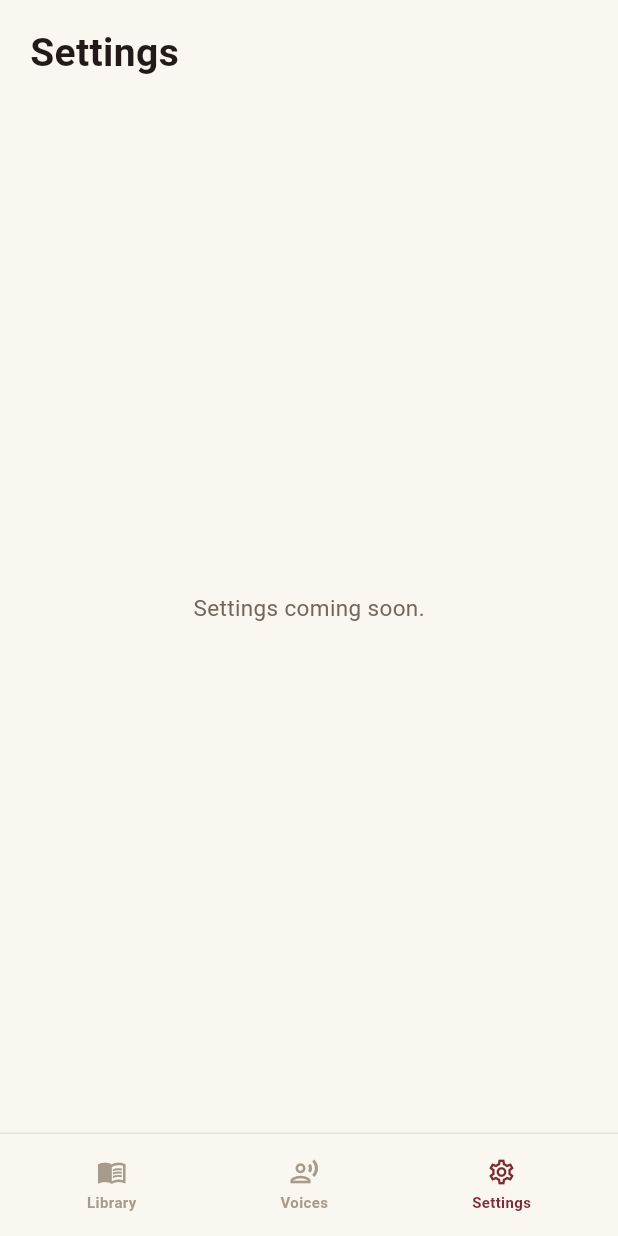
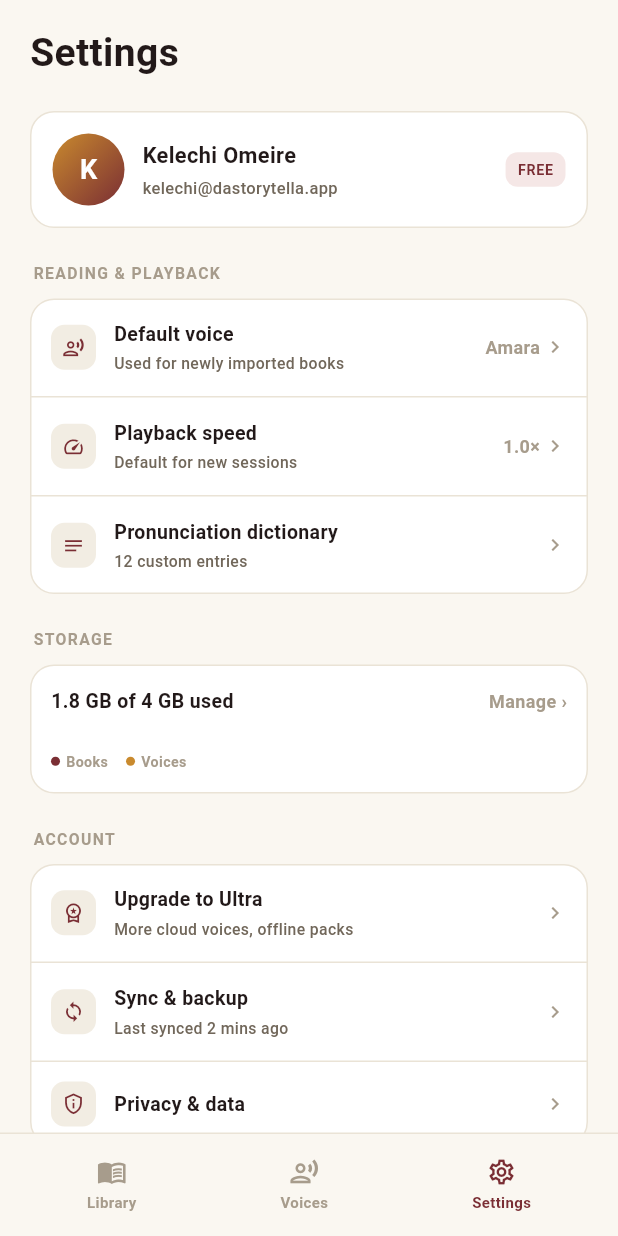
Before and after one commit to da4story1tella9/dastorytella-reader, a Flutter app: the SettingsScreen screen opened by its route, on a phone screen of 412 x 824 dp. Run offline on Flutter 3.47's test engine with Material 3 defaults, Android fonts, the phone set to English and light mode, and no system bars; our stand-ins replace flutter_riverpod, go_router; Roboto replaces fonts that are missing (Fraunces, Manrope).

Commit message:
feat(settings): build Settings screen with mock data
Builds the Settings tab (profile card, Reading & Playback / Storage /
Account groups) against hardcoded mock data matching
docs/design-reference/app-mockups-core-batch1.html. No backend calls
yet — every row is a () {} tap stub.

Co-Authored-By: Claude Sonnet 5 <noreply@anthropic.com>

```diff
--- /dev/null
+++ b/lib/features/settings/models/settings_group.dart
@@ -0,0 +1,9 @@
+import 'settings_item.dart';
+
+/// A labeled card of [SettingsItem] rows, e.g. "Reading & Playback".
+class SettingsGroup {
+  const SettingsGroup({required this.label, required this.items});
+
+  final String label;
+  final List<SettingsItem> items;
+}
--- /dev/null
+++ b/lib/features/settings/models/settings_item.dart
@@ -0,0 +1,18 @@
+import 'package:flutter/material.dart';
+
+/// A single tappable row within a [SettingsGroup].
+class SettingsItem {
+  const SettingsItem({
+    required this.icon,
+    required this.title,
+    this.subtitle,
+    this.value,
+  });
+
+  final IconData icon;
+  final String title;
+  final String? subtitle;
+
+  /// Trailing value shown before the chevron, e.g. "Amara" or "1.0×".
+  final String? value;
+}
--- /dev/null
+++ b/lib/features/settings/models/storage_stats.dart
@@ -0,0 +1,18 @@
+/// Display model for the Storage settings row's usage bar.
+class StorageStats {
+  const StorageStats({
+    required this.usedGb,
+    required this.totalGb,
+    required this.booksFraction,
+    required this.voicesFraction,
+  });
+
+  final double usedGb;
+  final double totalGb;
+
+  /// Fraction (0.0–1.0) of the bar's full width used by books.
+  final double booksFraction;
+
+  /// Fraction (0.0–1.0) of the bar's full width used by voices.
+  final double voicesFraction;
+}
--- /dev/null
+++ b/lib/features/settings/models/user_profile.dart
@@ -0,0 +1,17 @@
+/// Display model for the signed-in user, shown in the profile card.
+///
+/// Backed by hardcoded sample data until auth (ARCHITECTURE.md §1)
+/// exists — no backend calls.
+class UserProfile {
+  const UserProfile({
+    required this.name,
+    required this.email,
+    required this.avatarInitial,
+    required this.planLabel,
+  });
+
+  final String name;
+  final String email;
+  final String avatarInitial;
+  final String planLabel;
+}
--- a/lib/features/settings/screens/settings_screen.dart
+++ b/lib/features/settings/screens/settings_screen.dart
@@ -1,36 +1,61 @@
-/// Placeholder — full Settings screen not yet built. See
-/// `docs/design-reference/app-mockups-core-batch1.html` for the target
-/// design.
+/// Settings tab — profile card, Reading & Playback / Storage / Account
+/// setting groups. Mirrors the Settings screen in
+/// `docs/design-reference/app-mockups-core-batch1.html`.
+///
+/// Uses hardcoded mock data (`state/mock_settings_data.dart`) — no
+/// backend calls yet; every row is a `() {}` tap stub.
 library;
 
 import 'package:flutter/material.dart';
 
-import '../../../core/theme/app_colors.dart';
 import '../../../core/theme/app_typography.dart';
+import '../models/settings_group.dart';
+import '../state/mock_settings_data.dart';
+import '../widgets/profile_card.dart';
+import '../widgets/settings_group_card.dart';
+import '../widgets/settings_row.dart';
+import '../widgets/storage_row.dart';
 
 class SettingsScreen extends StatelessWidget {
   const SettingsScreen({super.key});
 
   @override
   Widget build(BuildContext context) {
-    return const Scaffold(
+    final SettingsGroup readingAndPlayback = mockSettingsGroups[0];
+    final SettingsGroup account = mockSettingsGroups[1];
+
+    return Scaffold(
       body: SafeArea(
-        child: Padding(
-          padding: EdgeInsets.fromLTRB(20, 14, 20, 0),
-          child: Column(
-            crossAxisAlignment: CrossAxisAlignment.start,
-            children: <Widget>[
-              Text('Settings', style: AppTypography.screenTitle),
-              Expanded(
-                child: Center(
-                  child: Text(
-                    'Settings coming soon.',
-                    style: TextStyle(color: AppColors.inkSoft),
-                  ),
-                ),
-              ),
-            ],
-          ),
+        child: ListView(
+          padding: const EdgeInsets.fromLTRB(20, 14, 20, 16),
+          children: <Widget>[
+            const Text('Settings', style: AppTypography.screenTitle),
+            const SizedBox(height: 18),
+            const ProfileCard(profile: mockUserProfile),
+            const SizedBox(height: 22),
+            SettingsGroupCard(
+              label: readingAndPlayback.label,
+              children: <Widget>[
+                for (final item in readingAndPlayback.items)
+                  SettingsRow(item: item, onTap: () {}),
+              ],
+            ),
+            const SizedBox(height: 22),
+            SettingsGroupCard(
+              label: 'Storage',
+              children: <Widget>[
+                StorageRow(stats: mockStorageStats, onManageTap: () {}),
+              ],
+            ),
+            const SizedBox(height: 22),
+            SettingsGroupCard(
+              label: account.label,
+              children: <Widget>[
+                for (final item in account.items)
+                  SettingsRow(item: item, onTap: () {}),
+              ],
+            ),
+          ],
         ),
       ),
     );
--- /dev/null
+++ b/lib/features/settings/state/mock_settings_data.dart
@@ -0,0 +1,68 @@
+/// Hardcoded sample settings content, mirroring
+/// `docs/design-reference/app-mockups-core-batch1.html`.
+///
+/// Placeholder until auth/settings persistence (ARCHITECTURE.md §1)
+/// exists — no backend calls.
+library;
+
+import 'package:flutter/material.dart';
+
+import '../models/settings_group.dart';
+import '../models/settings_item.dart';
+import '../models/storage_stats.dart';
+import '../models/user_profile.dart';
+
+const UserProfile mockUserProfile = UserProfile(
+  name: 'Kelechi Omeire',
+  email: 'kelechi@dastorytella.app',
+  avatarInitial: 'K',
+  planLabel: 'FREE',
+);
+
+const StorageStats mockStorageStats = StorageStats(
+  usedGb: 1.8,
+  totalGb: 4,
+  booksFraction: 0.32,
+  voicesFraction: 0.14,
+);
+
+final List<SettingsGroup> mockSettingsGroups = <SettingsGroup>[
+  const SettingsGroup(
+    label: 'Reading & Playback',
+    items: <SettingsItem>[
+      SettingsItem(
+        icon: Icons.record_voice_over_outlined,
+        title: 'Default voice',
+        subtitle: 'Used for newly imported books',
+        value: 'Amara',
+      ),
+      SettingsItem(
+        icon: Icons.speed_outlined,
+        title: 'Playback speed',
+        subtitle: 'Default for new sessions',
+        value: '1.0×',
+      ),
+      SettingsItem(
+        icon: Icons.notes_outlined,
+        title: 'Pronunciation dictionary',
+        subtitle: '12 custom entries',
+      ),
+    ],
+  ),
+  const SettingsGroup(
+    label: 'Account',
+    items: <SettingsItem>[
+      SettingsItem(
+        icon: Icons.workspace_premium_outlined,
+        title: 'Upgrade to Ultra',
+        subtitle: 'More cloud voices, offline packs',
+      ),
+      SettingsItem(
+        icon: Icons.sync_outlined,
+        title: 'Sync & backup',
+        subtitle: 'Last synced 2 mins ago',
+      ),
+      SettingsItem(icon: Icons.privacy_tip_outlined, title: 'Privacy & data'),
+    ],
+  ),
+];
--- /dev/null
+++ b/lib/features/settings/widgets/profile_card.dart
@@ -0,0 +1,87 @@
+/// Signed-in user summary card. Mirrors `.profile-card` in
+/// `docs/design-reference/app-mockups-core-batch1.html`.
+library;
+
+import 'package:flutter/material.dart';
+
+import '../../../core/theme/app_colors.dart';
+import '../../../core/theme/app_typography.dart';
+import '../models/user_profile.dart';
+
+class ProfileCard extends StatelessWidget {
+  const ProfileCard({required this.profile, super.key});
+
+  final UserProfile profile;
+
+  @override
+  Widget build(BuildContext context) {
+    return Container(
+      padding: const EdgeInsets.all(14),
+      decoration: BoxDecoration(
+        color: AppColors.surface,
+        borderRadius: BorderRadius.circular(16),
+        border: Border.all(color: AppColors.line),
+      ),
+      child: Row(
+        children: <Widget>[
+          Container(
+            width: 48,
+            height: 48,
+            alignment: Alignment.center,
+            decoration: const BoxDecoration(
+              shape: BoxShape.circle,
+              gradient: LinearGradient(
+                begin: Alignment.topLeft,
+                end: Alignment.bottomRight,
+                colors: <Color>[AppColors.gold, AppColors.maroon],
+              ),
+            ),
+            child: Text(
+              profile.avatarInitial,
+              style: AppTypography.bookTitle.copyWith(
+                color: Colors.white,
+                fontSize: 18,
+              ),
+            ),
+          ),
+          const SizedBox(width: 12),
+          Expanded(
+            child: Column(
+              crossAxisAlignment: CrossAxisAlignment.start,
+              mainAxisSize: MainAxisSize.min,
+              children: <Widget>[
+                Text(
+                  profile.name,
+                  style: AppTypography.bodyStrong.copyWith(fontSize: 14.5),
+                ),
+                const SizedBox(height: 2),
+                Text(
+                  profile.email,
+                  style: AppTypography.body.copyWith(
+                    color: AppColors.inkSoft,
+                    fontSize: 11,
+                  ),
+                ),
+              ],
+            ),
+          ),
+          Container(
+            padding: const EdgeInsets.symmetric(horizontal: 8, vertical: 4),
+            decoration: BoxDecoration(
+              color: AppColors.maroonPale,
+              borderRadius: BorderRadius.circular(8),
+            ),
+            child: Text(
+              profile.planLabel,
+              style: AppTypography.caption.copyWith(
+                color: AppColors.maroon,
+                fontSize: 9.5,
+                letterSpacing: 0.5,
+              ),
+            ),
+          ),
+        ],
+      ),
+    );
+  }
+}
--- /dev/null
+++ b/lib/features/settings/widgets/settings_group_card.dart
@@ -0,0 +1,58 @@
+/// Labeled, bordered card wrapping a settings group's rows, with a
+/// divider between each. Mirrors `.settings-group`/`.settings-list` in
+/// `docs/design-reference/app-mockups-core-batch1.html`.
+library;
+
+import 'package:flutter/material.dart';
+
+import '../../../core/theme/app_colors.dart';
+import '../../../core/theme/app_typography.dart';
+
+class SettingsGroupCard extends StatelessWidget {
+  const SettingsGroupCard({
+    required this.label,
+    required this.children,
+    super.key,
+  });
+
+  final String label;
+  final List<Widget> children;
+
+  @override
+  Widget build(BuildContext context) {
+    return Column(
+      crossAxisAlignment: CrossAxisAlignment.start,
+      children: <Widget>[
+        Padding(
+          padding: const EdgeInsets.only(bottom: 8, left: 2),
+          child: Text(
+            label.toUpperCase(),
+            style: AppTypography.caption.copyWith(
+              color: AppColors.inkFaint,
+              fontSize: 10.5,
+              letterSpacing: 0.9,
+            ),
+          ),
+        ),
+        DecoratedBox(
+          decoration: BoxDecoration(
+            color: AppColors.surface,
+            borderRadius: BorderRadius.circular(16),
+            border: Border.all(color: AppColors.line),
+          ),
+          child: ClipRRect(
+            borderRadius: BorderRadius.circular(16),
+            child: Column(
+              children: <Widget>[
+                for (int i = 0; i < children.length; i++) ...<Widget>[
+                  if (i > 0) const Divider(height: 1, color: AppColors.line),
+                  children[i],
+                ],
+              ],
+            ),
+          ),
+        ),
+      ],
+    );
+  }
+}
--- /dev/null
+++ b/lib/features/settings/widgets/settings_row.dart
@@ -0,0 +1,80 @@
+/// A single tappable settings row — icon, title, optional subtitle,
+/// optional trailing value, chevron. Mirrors `.settings-row` in
+/// `docs/design-reference/app-mockups-core-batch1.html`.
+library;
+
+import 'package:flutter/material.dart';
+
+import '../../../core/theme/app_colors.dart';
+import '../../../core/theme/app_typography.dart';
+import '../models/settings_item.dart';
+
+class SettingsRow extends StatelessWidget {
+  const SettingsRow({required this.item, required this.onTap, super.key});
+
+  final SettingsItem item;
+  final VoidCallback onTap;
+
+  @override
+  Widget build(BuildContext context) {
+    return InkWell(
+      onTap: onTap,
+      child: Padding(
+        padding: const EdgeInsets.symmetric(horizontal: 14, vertical: 13),
+        child: Row(
+          children: <Widget>[
+            Container(
+              width: 30,
+              height: 30,
+              alignment: Alignment.center,
+              decoration: BoxDecoration(
+                color: AppColors.surfaceAlt,
+                borderRadius: BorderRadius.circular(9),
+              ),
+              child: Icon(item.icon, size: 15, color: AppColors.maroon),
+            ),
+            const SizedBox(width: 12),
+            Expanded(
+              child: Column(
+                crossAxisAlignment: CrossAxisAlignment.start,
+                mainAxisSize: MainAxisSize.min,
+                children: <Widget>[
+                  Text(
+                    item.title,
+                    style: AppTypography.bodyStrong.copyWith(fontSize: 13),
+                  ),
+                  if (item.subtitle != null) ...<Widget>[
+                    const SizedBox(height: 1),
+                    Text(
+                      item.subtitle!,
+                      style: AppTypography.body.copyWith(
+                        color: AppColors.inkSoft,
+                        fontSize: 10.5,
+                      ),
+                    ),
+                  ],
+                ],
+              ),
+            ),
+            if (item.value != null) ...<Widget>[
+              Text(
+                item.value!,
+                style: AppTypography.body.copyWith(
+                  color: AppColors.inkFaint,
+                  fontSize: 12,
+                  fontWeight: FontWeight.w600,
+                ),
+              ),
+              const SizedBox(width: 2),
+            ],
+            const Icon(
+              Icons.chevron_right,
+              size: 16,
+              color: AppColors.inkFaint,
+            ),
+          ],
+        ),
+      ),
+    );
+  }
+}
--- /dev/null
+++ b/lib/features/settings/widgets/storage_row.dart
@@ -0,0 +1,119 @@
+/// Storage usage row — segmented bar (books/voices) with a legend and
+/// a "Manage" link. Mirrors the storage `.settings-row` in
+/// `docs/design-reference/app-mockups-core-batch1.html`.
+library;
+
+import 'package:flutter/material.dart';
+
+import '../../../core/theme/app_colors.dart';
+import '../../../core/theme/app_typography.dart';
+import '../models/storage_stats.dart';
+
+class StorageRow extends StatelessWidget {
+  const StorageRow({
+    required this.stats,
+    required this.onManageTap,
+    super.key,
+  });
+
+  final StorageStats stats;
+  final VoidCallback onManageTap;
+
+  @override
+  Widget build(BuildContext context) {
+    return InkWell(
+      onTap: onManageTap,
+      child: Padding(
+        padding: const EdgeInsets.all(14),
+        child: Column(
+          crossAxisAlignment: CrossAxisAlignment.start,
+          children: <Widget>[
+            Row(
+              mainAxisAlignment: MainAxisAlignment.spaceBetween,
+              children: <Widget>[
+                Text(
+                  '${stats.usedGb.toStringAsFixed(1)} GB of '
+                  '${stats.totalGb.toStringAsFixed(0)} GB used',
+                  style: AppTypography.bodyStrong.copyWith(fontSize: 13),
+                ),
+                Text(
+                  'Manage ›',
+                  style: AppTypography.body.copyWith(
+                    color: AppColors.inkFaint,
+                    fontSize: 12,
+                    fontWeight: FontWeight.w600,
+                  ),
+                ),
+              ],
+            ),
+            const SizedBox(height: 8),
+            ClipRRect(
+              borderRadius: BorderRadius.circular(3),
+              child: SizedBox(
+                height: 6,
+                child: Row(
+                  children: <Widget>[
+                    Expanded(
+                      flex: (stats.booksFraction * 1000).round(),
+                      child: const ColoredBox(color: AppColors.maroon),
+                    ),
+                    Expanded(
+                      flex: (stats.voicesFraction * 1000).round(),
+                      child: const ColoredBox(color: AppColors.gold),
+                    ),
+                    Expanded(
+                      flex:
+                          1000 -
+                          (stats.booksFraction * 1000).round() -
+                          (stats.voicesFraction * 1000).round(),
+                      child: const ColoredBox(color: AppColors.line),
+                    ),
+                  ],
+                ),
+              ),
+            ),
+            const SizedBox(height: 8),
+            Row(
+              children: <Widget>[
+                const _LegendDot(color: AppColors.maroon),
+                const SizedBox(width: 4),
+                Text(
+                  'Books',
+                  style: AppTypography.caption.copyWith(
+                    color: AppColors.inkFaint,
+                    fontSize: 9.5,
+                  ),
+                ),
+                const SizedBox(width: 12),
+                const _LegendDot(color: AppColors.gold),
+                const SizedBox(width: 4),
+                Text(
+                  'Voices',
+                  style: AppTypography.caption.copyWith(
+                    color: AppColors.inkFaint,
+                    fontSize: 9.5,
+                  ),
+                ),
+              ],
+            ),
+          ],
+        ),
+      ),
+    );
+  }
+}
+
+class _LegendDot extends StatelessWidget {
+  const _LegendDot({required this.color});
+
+  final Color color;
+
+  @override
+  Widget build(BuildContext context) {
+    return Container(
+      width: 6,
+      height: 6,
+      decoration: BoxDecoration(color: color, shape: BoxShape.circle),
+    );
+  }
+}
```
Also changed, not shown: 1 other file.
